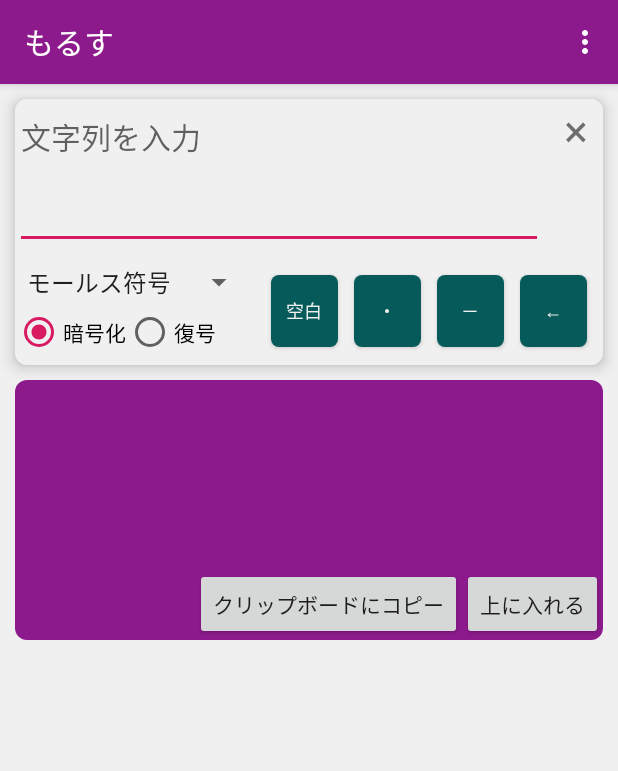
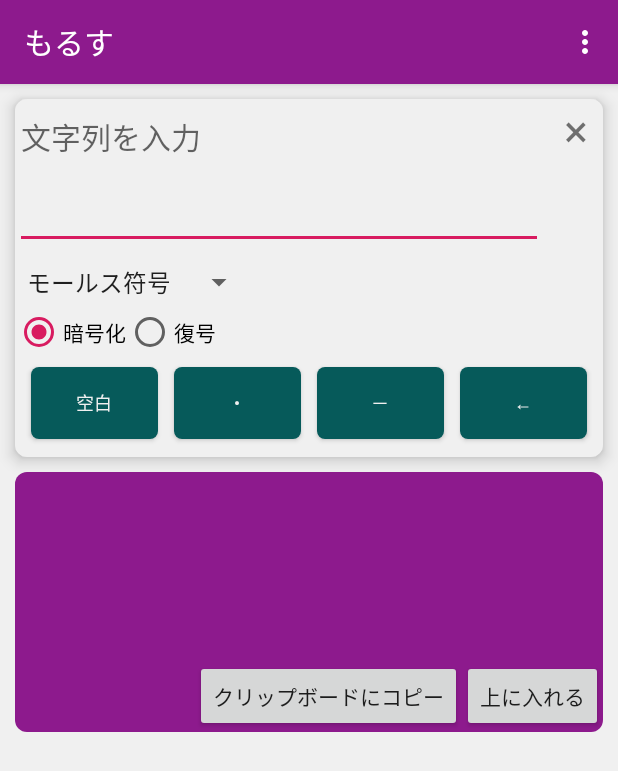
Before and after one commit to MeL-9/Encryption-App, an Android app: the screen it shows after launch (MainActivity), on a phone screen of 412 x 824 dp. Shown: the top 771 px of the screen. Run offline under Robolectric (Android 15) with nearby library versions, the phone set to English and light mode, and no system bars.

Commit message:
modified bskey

```diff
--- a/app/src/main/res/layout/activity_main.xml
+++ b/app/src/main/res/layout/activity_main.xml
@@ -57,7 +57,7 @@
         <LinearLayout
             android:layout_width="match_parent"
             android:layout_height="wrap_content"
-            android:orientation="horizontal">
+            android:orientation="vertical">
 
             <LinearLayout
                 android:layout_width="wrap_content"
@@ -90,6 +90,10 @@
 
             </LinearLayout>
 
+            <FrameLayout
+                android:layout_width="match_parent"
+                android:layout_height="wrap_content">
+
                 <LinearLayout
                     android:id="@+id/key_kaeji"
                     android:layout_width="match_parent"
@@ -100,14 +104,15 @@
                     <TextView
                         android:layout_width="wrap_content"
                         android:layout_height="wrap_content"
-                    android:layout_marginRight="5dp"
+                        android:layout_margin="5dp"
                         android:textSize="18dp"
                         android:text="@string/key"/>
                     <EditText
                         android:id="@+id/n_kaeji"
                         android:layout_width="match_parent"
                         android:layout_height="wrap_content"
-                    android:background="#F7F7F7"
+                        android:layout_margin="5dp"
+                        android:background="#D1F6FD"
                         android:inputType="number"
                         android:hint="@string/hint_kaeji"/>
                 </LinearLayout>
@@ -140,8 +145,7 @@
                         android:text="@string/allow_left" />
 
                 </LinearLayout>
-
-
+            </FrameLayout>
         </LinearLayout>
 
 
```
Also changed, not shown: app/src/main/java/com/lune/encipher/MainActivity.java (+6 -1 lines). Lines whose indentation alone changed are shown as unchanged.
